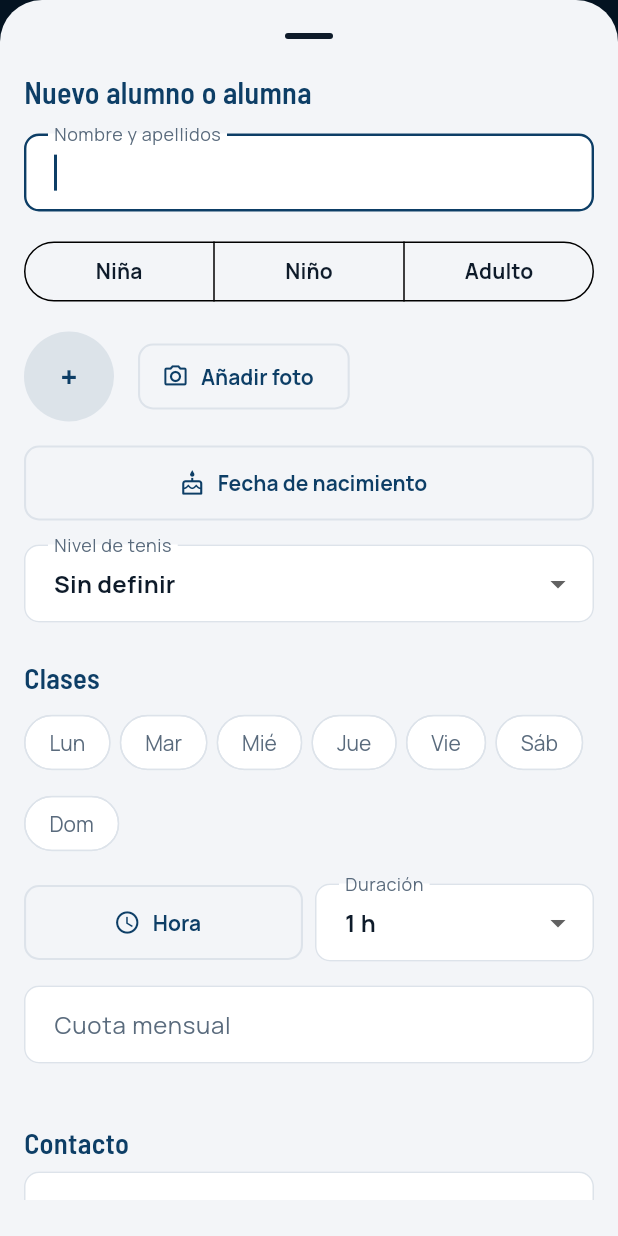
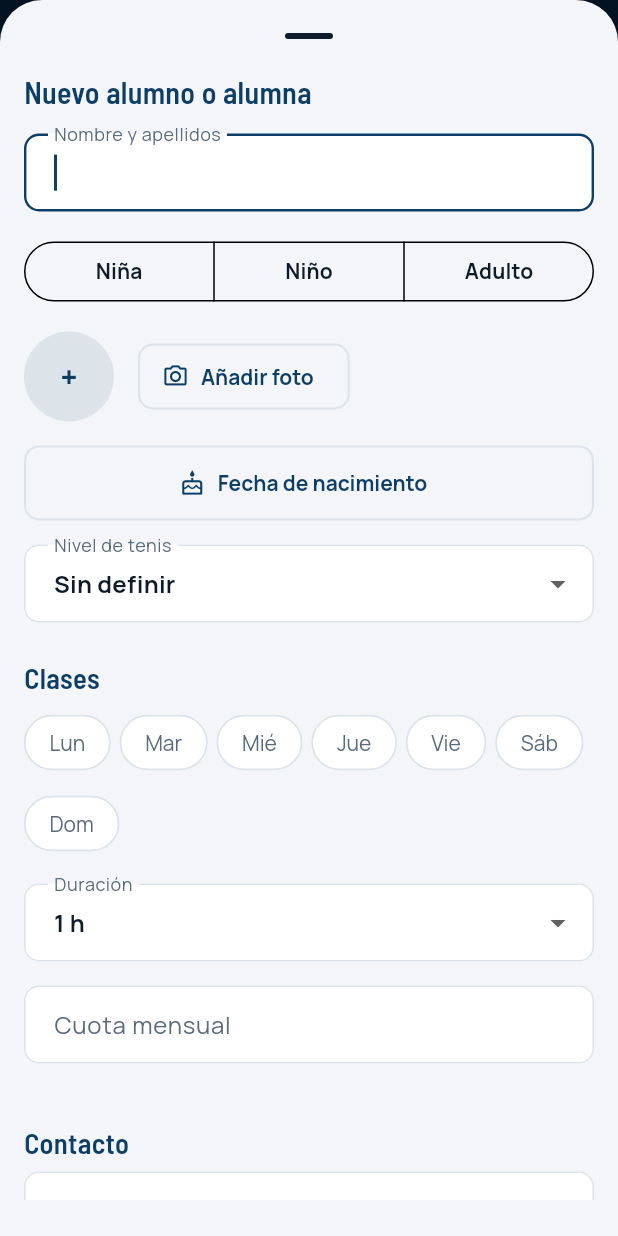
Before and after one commit to yb2ypwpzz9-cmd/https-github.com-nextlevelbuilder-ui-ux-pro-max-skill, a Flutter app: the AlumnasScreen screen opened by its route, after a tap on "Nuevo alumno/a", on a phone screen of 412 x 824 dp. Run offline on Flutter 3.47's test engine with Material 3 defaults, Android fonts, the phone set to English and light mode, and no system bars; our stand-ins replace cloud_firestore, cloud_functions, file_picker, firebase_auth, firebase_core, firebase_messaging and 5 more; missing offline and left inert: dart:js_interop; accounts and stored records are empty.

Commit message:
Una hora distinta para cada día de clase
Cada alumno puede empezar a otra hora según el día (lunes 5:00 PM, miércoles
6:30 PM). Se ve en la ficha, el horario de la familia, el inicio del staff y de
Dirección y el pase de lista. Las fichas de antes siguen con su hora única.

Co-Authored-By: Claude Sonnet 5.5 <noreply@anthropic.com>
Claude-Session: https://claude.ai/code/session_01AjzRgQ5b8Xph6EEUpR4ouz

```diff
--- a/spado-rackets-app/lib/models/cambio_clase.dart
+++ b/spado-rackets-app/lib/models/cambio_clase.dart
@@ -47,7 +47,8 @@ class CambioClase {
       alumnaId: (data['alumnaId'] as String?) ?? '',
       grupo: (data['grupo'] as String?) ?? '',
       fecha: (data['fecha'] as String?) ?? '',
-      tipo: data['tipo'] == 'cancelada' ? TipoCambio.cancelada : TipoCambio.extra,
+      tipo:
+          data['tipo'] == 'cancelada' ? TipoCambio.cancelada : TipoCambio.extra,
       horaInicio: (data['horaInicio'] as String?) ?? '',
       familiaUid: (data['familiaUid'] as String?) ?? '',
     );
@@ -73,5 +74,5 @@ ClaseDelDia? claseDelDia(Alumna a, DateTime dia, CambioClase? cambio) {
       cambiada: true,
     );
   }
-  return a.tieneClaseEl(dia) ? ClaseDelDia(a.horaInicio) : null;
+  return a.tieneClaseEl(dia) ? ClaseDelDia(a.horaDelDia(dia.weekday)) : null;
 }
--- a/spado-rackets-app/lib/screens/direccion/alumnas_screen.dart
+++ b/spado-rackets-app/lib/screens/direccion/alumnas_screen.dart
@@ -1,4 +1,3 @@
-
 import 'package:file_picker/file_picker.dart';
 import 'package:flutter/material.dart';
 import 'package:flutter/services.dart';
@@ -76,8 +75,10 @@ class AlumnasScreen extends StatelessWidget {
                                 ? null
                                 : '${a.fechaNacimiento!.year}-${a.fechaNacimiento!.month.toString().padLeft(2, '0')}-${a.fechaNacimiento!.day.toString().padLeft(2, '0')}',
                             a.nivel?.label,
-                            a.dias.map((d) => Grupo.nombresDias[d - 1]).join(' '),
-                            a.horaInicio.isEmpty ? '' : formatoHora12(a.horaInicio),
+                            a.dias
+                                .map((d) => Grupo.nombresDias[d - 1])
+                                .join(' '),
+                            a.dias.isEmpty ? '' : a.horarioTexto,
                             a.cuotaMensual,
                             a.contactoNombre,
                             a.contactoTelefono,
@@ -141,8 +142,12 @@ class AlumnasScreen extends StatelessWidget {
     NivelTenis? nivel = alumna?.nivel;
     TipoJugador? tipo = alumna?.tipo;
     final dias = <int>{...?alumna?.dias, ...?heredado?.dias};
-    var hora = _parseHora(
-        alumna?.horaInicio.isNotEmpty == true ? alumna!.horaInicio : heredado?.horaInicio);
+    final horas = <int, TimeOfDay>{
+      if (alumna != null) ...horasDe(alumna, porDefecto: heredado?.horaInicio),
+      if (alumna == null || alumna.dias.isEmpty)
+        for (final d in dias)
+          if (_parseHora(heredado?.horaInicio) case final h?) d: h,
+    };
     var duracion = alumna?.duracionMinutos ?? heredado?.duracionMinutos ?? 60;
     final cuota = TextEditingController(
       text: () {
@@ -289,38 +294,15 @@ class AlumnasScreen extends StatelessWidget {
                   onChanged: (v) => setSheet(() => nivel = v),
                 ),
                 const SectionHeader('Clases'),
-                Wrap(
-                  spacing: 6,
-                  runSpacing: 6,
-                  children: [
-                    for (var d = 1; d <= 7; d++)
-                      FilterChip(
-                        label: Text(Grupo.nombresDias[d - 1]),
-                        selected: dias.contains(d),
-                        onSelected: (v) => setSheet(
-                            () => v ? dias.add(d) : dias.remove(d)),
-                      ),
-                  ],
+                EditorHorarioSemanal(
+                  dias: dias,
+                  horas: horas,
+                  onCambio: () => setSheet(() {}),
                 ),
                 const SizedBox(height: AppSpacing.md),
-                Row(
-                  children: [
-                    Expanded(
-                      child: OutlinedButton.icon(
-                        onPressed: () async {
-                          final h = await elegirHoraDigital(context, hora);
-                          if (h != null) setSheet(() => hora = h);
-                        },
-                        icon: const Icon(Icons.schedule),
-                        label: Text(hora == null ? 'Hora' : hora12(hora!)),
-                      ),
-                    ),
-                    const SizedBox(width: AppSpacing.sm),
-                    Expanded(
-                      child: DropdownButtonFormField<int>(
+                DropdownButtonFormField<int>(
                   initialValue: duracion,
-                        decoration:
-                            const InputDecoration(labelText: 'Duración'),
+                  decoration: const InputDecoration(labelText: 'Duración'),
                   items: const [
                     DropdownMenuItem(value: 45, child: Text('45 min')),
                     DropdownMenuItem(value: 60, child: Text('1 h')),
@@ -328,9 +310,6 @@ class AlumnasScreen extends StatelessWidget {
                     DropdownMenuItem(value: 120, child: Text('2 h')),
                   ],
                   onChanged: (v) => setSheet(() => duracion = v ?? 60),
-                      ),
-                    ),
-                  ],
                 ),
                 const SizedBox(height: AppSpacing.md),
                 TextField(
@@ -433,9 +412,11 @@ class AlumnasScreen extends StatelessWidget {
     );
     if (guardar != true || nombre.text.trim().length < 2) return;
 
-    final importe = double.tryParse(cuota.text.trim().replaceAll(',', '.')) ?? 0;
+    final importe =
+        double.tryParse(cuota.text.trim().replaceAll(',', '.')) ?? 0;
     final listaDias = dias.toList()..sort();
-    final horaTexto = hora == null ? '' : _horaTexto(hora!);
+    final horaTexto = horaPrincipal(dias, horas);
+    final horasPorDia = horasATextos(dias, horas);
 
     try {
       if (alumna == null) {
@@ -447,6 +428,7 @@ class AlumnasScreen extends StatelessWidget {
           tipo: tipo,
           dias: listaDias,
           horaInicio: horaTexto,
+          horarios: horasPorDia,
           duracionMinutos: duracion,
           cuotaMensual: importe,
           contactoNombre: contactoNombre.text,
@@ -507,6 +489,7 @@ class AlumnasScreen extends StatelessWidget {
           tipo: tipo,
           dias: listaDias,
           horaInicio: horaTexto,
+          horarios: horasPorDia,
           duracionMinutos: duracion,
           cuotaMensual: importe,
           contactoNombre: contactoNombre.text,
@@ -532,9 +515,6 @@ class AlumnasScreen extends StatelessWidget {
     if (hh == null || mm == null) return null;
     return TimeOfDay(hour: hh, minute: mm);
   }
-
-  static String _horaTexto(TimeOfDay h) =>
-      '${h.hour.toString().padLeft(2, '0')}:${h.minute.toString().padLeft(2, '0')}';
 }
 
 class _ListaGrupo extends StatelessWidget {
@@ -551,7 +531,8 @@ class _ListaGrupo extends StatelessWidget {
   @override
   Widget build(BuildContext context) {
     if (alumnas.isEmpty) {
-      return Text('Sin alumnado.', style: Theme.of(context).textTheme.bodySmall);
+      return Text('Sin alumnado.',
+          style: Theme.of(context).textTheme.bodySmall);
     }
     return CardList(
       children: [
@@ -572,7 +553,8 @@ class _ListaGrupo extends StatelessWidget {
                     a.horarioTexto,
                     if (a.contactoNombre != null) a.contactoNombre!,
                     if (a.cuotaMensual > 0)
-                      formatoImporte(a.cuotaMensual, ClubConfig.monedaPorDefecto),
+                      formatoImporte(
+                          a.cuotaMensual, ClubConfig.monedaPorDefecto),
                     if (a.edad != null) '${a.edad} años',
                     if (a.nivel != null) a.nivel!.label,
                   ].join(' · '))
--- a/spado-rackets-app/lib/widgets/horario_alumna.dart
+++ b/spado-rackets-app/lib/widgets/horario_alumna.dart
@@ -42,12 +42,134 @@ String hora12(TimeOfDay h) => formatoHora12(horaATexto(h));
 String horaATexto(TimeOfDay h) =>
     '${h.hour.toString().padLeft(2, '0')}:${h.minute.toString().padLeft(2, '0')}';
 
+/// Días de clase y la hora de cada uno: un día puede empezar a otra hora que
+/// el resto. Modifica [dias] y [horas] y avisa con [onCambio] para repintar.
+class EditorHorarioSemanal extends StatelessWidget {
+  const EditorHorarioSemanal({
+    super.key,
+    required this.dias,
+    required this.horas,
+    required this.onCambio,
+  });
+
+  final Set<int> dias;
+  final Map<int, TimeOfDay> horas;
+  final VoidCallback onCambio;
+
+  static const _nombres = [
+    'Lunes',
+    'Martes',
+    'Miércoles',
+    'Jueves',
+    'Viernes',
+    'Sábado',
+    'Domingo',
+  ];
+
+  @override
+  Widget build(BuildContext context) {
+    final ordenados = dias.toList()..sort();
+    return Column(
+      crossAxisAlignment: CrossAxisAlignment.stretch,
+      children: [
+        Wrap(
+          spacing: 6,
+          runSpacing: 6,
+          children: [
+            for (var d = 1; d <= 7; d++)
+              FilterChip(
+                label: Text(Grupo.nombresDias[d - 1]),
+                selected: dias.contains(d),
+                onSelected: (v) {
+                  if (v) {
+                    dias.add(d);
+                    // Un día nuevo empieza a la misma hora que los demás; se
+                    // cambia después si hace falta.
+                    final otra = horas.values.firstOrNull;
+                    if (otra != null) horas[d] = otra;
+                  } else {
+                    dias.remove(d);
+                    horas.remove(d);
+                  }
+                  onCambio();
+                },
+              ),
+          ],
+        ),
+        for (final d in ordenados)
+          Padding(
+            padding: const EdgeInsets.only(top: AppSpacing.sm),
+            child: Row(
+              children: [
+                SizedBox(
+                  width: 96,
+                  child: Text(_nombres[d - 1],
+                      style: Theme.of(context).textTheme.titleSmall),
+                ),
+                Expanded(
+                  child: OutlinedButton.icon(
+                    onPressed: () async {
+                      final h = await elegirHoraDigital(context, horas[d]);
+                      if (h != null) {
+                        horas[d] = h;
+                        onCambio();
+                      }
+                    },
+                    icon: const Icon(Icons.schedule),
+                    label: Text(
+                        horas[d] == null ? 'Elegir hora' : hora12(horas[d]!)),
+                  ),
+                ),
+              ],
+            ),
+          ),
+        if (ordenados.length > 1 && horas[ordenados.first] != null)
+          Align(
+            alignment: Alignment.centerLeft,
+            child: TextButton(
+              onPressed: () {
+                final h = horas[ordenados.first]!;
+                for (final d in ordenados) {
+                  horas[d] = h;
+                }
+                onCambio();
+              },
+              child: Text(
+                  'Misma hora todos los días (${hora12(horas[ordenados.first]!)})'),
+            ),
+          ),
+      ],
+    );
+  }
+}
+
+/// Horas de la ficha como mapa `día → HH:mm`, solo de los días que hay.
+Map<int, String> horasATextos(Set<int> dias, Map<int, TimeOfDay> horas) => {
+      for (final d in (dias.toList()..sort()))
+        if (horas[d] != null) d: horaATexto(horas[d]!),
+    };
+
+/// `HH:mm` del primer día, o vacío: se guarda también como `horaInicio` para
+/// lo que lea la ficha sin conocer las horas por día.
+String horaPrincipal(Set<int> dias, Map<int, TimeOfDay> horas) {
+  final d = (dias.toList()..sort()).where((d) => horas[d] != null).firstOrNull;
+  return d == null ? '' : horaATexto(horas[d]!);
+}
+
+/// Horas iniciales del editor para una ficha.
+Map<int, TimeOfDay> horasDe(Alumna a, {String? porDefecto}) => {
+      for (final d in a.dias)
+        if (horaDeTexto(a.horaDelDia(d).isEmpty ? porDefecto : a.horaDelDia(d))
+            case final h?)
+          d: h,
+    };
+
 /// Cambia el horario FIJO (todas las semanas desde ahora).
 Future<void> _horarioFijo(BuildContext context, Alumna alumna) async {
   final repo = context.read<ClubRepository>();
   final raiz = context;
   final dias = <int>{...alumna.dias};
-  var hora = horaDeTexto(alumna.horaInicio);
+  final horas = horasDe(alumna);
   var duracion = alumna.duracionMinutos;
 
   final guardar = await showModalBottomSheet<bool>(
@@ -67,38 +189,16 @@ Future<void> _horarioFijo(BuildContext context, Alumna alumna) async {
             children: [
               Text('Horario de ${alumna.nombreCorto}',
                   style: Theme.of(context).textTheme.titleLarge),
-              Text('Elige los días que viene a clase.',
+              Text('Elige los días y la hora de cada uno.',
                   style: Theme.of(context).textTheme.bodySmall),
               const SizedBox(height: AppSpacing.md),
-              Wrap(
-                spacing: 8,
-                runSpacing: 8,
-                children: [
-                  for (var d = 1; d <= 7; d++)
-                    FilterChip(
-                      label: Text(Grupo.nombresDias[d - 1]),
-                      selected: dias.contains(d),
-                      onSelected: (v) =>
-                          setSheet(() => v ? dias.add(d) : dias.remove(d)),
-                    ),
-                ],
+              EditorHorarioSemanal(
+                dias: dias,
+                horas: horas,
+                onCambio: () => setSheet(() {}),
               ),
               const SizedBox(height: AppSpacing.md),
-              Row(
-                children: [
-                  Expanded(
-                    child: OutlinedButton.icon(
-                      onPressed: () async {
-                        final h = await elegirHoraDigital(context, hora);
-                        if (h != null) setSheet(() => hora = h);
-                      },
-                      icon: const Icon(Icons.schedule),
-                      label: Text(hora == null ? 'Hora' : hora12(hora!)),
-                    ),
-                  ),
-                  const SizedBox(width: AppSpacing.sm),
-                  Expanded(
-                    child: DropdownButtonFormField<int>(
+              DropdownButtonFormField<int>(
                 initialValue: duracion,
                 decoration: const InputDecoration(labelText: 'Duración'),
                 items: const [
@@ -108,9 +208,6 @@ Future<void> _horarioFijo(BuildContext context, Alumna alumna) async {
                   DropdownMenuItem(value: 120, child: Text('2 h')),
                 ],
                 onChanged: (v) => setSheet(() => duracion = v ?? 60),
-                    ),
-                  ),
-                ],
               ),
               const SizedBox(height: AppSpacing.md),
               FilledButton(
@@ -128,7 +225,8 @@ Future<void> _horarioFijo(BuildContext context, Alumna alumna) async {
     await repo.actualizarAlumna(
       alumna.id,
       dias: dias.toList()..sort(),
-      horaInicio: hora == null ? '' : horaATexto(hora!),
+      horaInicio: horaPrincipal(dias, horas),
+      horarios: horasATextos(dias, horas),
       duracionMinutos: duracion,
     );
     if (raiz.mounted) {
@@ -161,7 +259,8 @@ Future<void> editarHorario(BuildContext context, Alumna alumna) async {
               const SizedBox(height: AppSpacing.md),
               Card(
                 child: ListTile(
-                  leading: const Icon(Icons.event_repeat, color: AppColors.navy),
+                  leading:
+                      const Icon(Icons.event_repeat, color: AppColors.navy),
                   title: const Text('Cambiar un día concreto'),
                   subtitle: const Text(
                       'Solo ese día, o varias semanas. El horario fijo no se toca.'),
@@ -175,7 +274,8 @@ Future<void> editarHorario(BuildContext context, Alumna alumna) async {
                   leading:
                       const Icon(Icons.edit_calendar, color: AppColors.navy),
                   title: const Text('Cambiar el horario fijo'),
-                  subtitle: const Text('Para todas las semanas a partir de hoy.'),
+                  subtitle:
+                      const Text('Para todas las semanas a partir de hoy.'),
                   trailing: const Icon(Icons.chevron_right),
                   onTap: () => Navigator.pop(context, 'fijo'),
                 ),
@@ -253,7 +353,7 @@ Future<void> _cambioPuntual(BuildContext context, Alumna alumna) async {
     }
   }
   var nuevo = origen.add(const Duration(days: 1));
-  var hora = horaDeTexto(alumna.horaInicio);
+  var hora = horaDeTexto(alumna.horaDelDia(origen.weekday));
   var modo = _Modo.noViene;
   var semanas = 1; // 0 = hasta fin de mes
 
@@ -301,7 +401,8 @@ Future<void> _cambioPuntual(BuildContext context, Alumna alumna) async {
                 segments: const [
                   ButtonSegment(value: _Modo.noViene, label: Text('No viene')),
                   ButtonSegment(value: _Modo.otroDia, label: Text('Otro día')),
-                  ButtonSegment(value: _Modo.otraHora, label: Text('Otra hora')),
+                  ButtonSegment(
+                      value: _Modo.otraHora, label: Text('Otra hora')),
                 ],
                 selected: {modo},
                 onSelectionChanged: (s) => setSheet(() => modo = s.first),
@@ -334,10 +435,13 @@ Future<void> _cambioPuntual(BuildContext context, Alumna alumna) async {
                 decoration: const InputDecoration(labelText: 'Se aplica'),
                 items: const [
                   DropdownMenuItem(value: 1, child: Text('Solo ese día')),
-                  DropdownMenuItem(value: 2, child: Text('Ese día y la semana siguiente')),
+                  DropdownMenuItem(
+                      value: 2, child: Text('Ese día y la semana siguiente')),
                   DropdownMenuItem(value: 3, child: Text('Durante 3 semanas')),
                   DropdownMenuItem(value: 4, child: Text('Durante 4 semanas')),
-                  DropdownMenuItem(value: 0, child: Text('Todas las semanas hasta fin de mes')),
+                  DropdownMenuItem(
+                      value: 0,
+                      child: Text('Todas las semanas hasta fin de mes')),
                 ],
                 onChanged: (v) => setSheet(() => semanas = v ?? 1),
               ),
@@ -362,15 +466,19 @@ Future<void> _cambioPuntual(BuildContext context, Alumna alumna) async {
     if (semanas == 0 ? o.month != origen.month : k >= semanas) break;
     switch (modo) {
       case _Modo.noViene:
-        cambios.add((fecha: claveFecha(o), tipo: TipoCambio.cancelada, hora: ''));
+        cambios
+            .add((fecha: claveFecha(o), tipo: TipoCambio.cancelada, hora: ''));
       case _Modo.otroDia:
         final n = nuevo.add(Duration(days: 7 * k));
         if (claveFecha(n) != claveFecha(o)) {
-          cambios.add((fecha: claveFecha(o), tipo: TipoCambio.cancelada, hora: ''));
+          cambios.add(
+              (fecha: claveFecha(o), tipo: TipoCambio.cancelada, hora: ''));
         }
-        cambios.add((fecha: claveFecha(n), tipo: TipoCambio.extra, hora: horaTexto));
+        cambios.add(
+            (fecha: claveFecha(n), tipo: TipoCambio.extra, hora: horaTexto));
       case _Modo.otraHora:
-        cambios.add((fecha: claveFecha(o), tipo: TipoCambio.extra, hora: horaTexto));
+        cambios.add(
+            (fecha: claveFecha(o), tipo: TipoCambio.extra, hora: horaTexto));
     }
     k++;
     if (k > 12) break;
```
Also changed, not shown: spado-rackets-app/lib/models/alumna.dart (+37 -4 lines), spado-rackets-app/lib/services/club_repository.dart (+31 -17 lines), 3 other files. Lines whose indentation alone changed are shown as unchanged.
